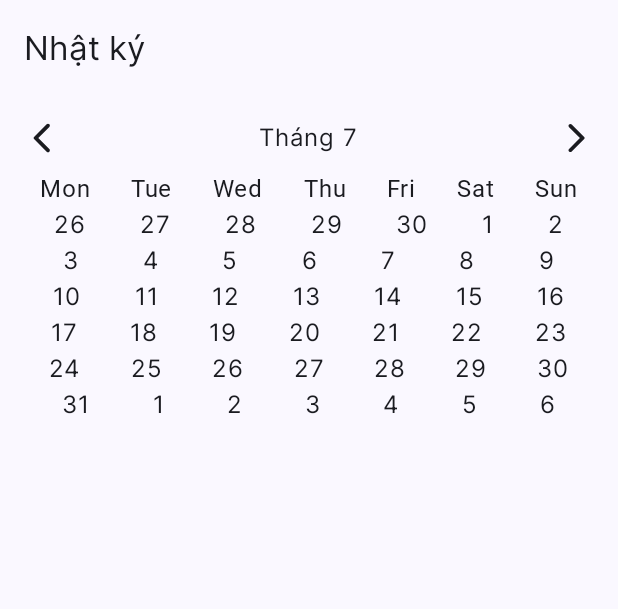
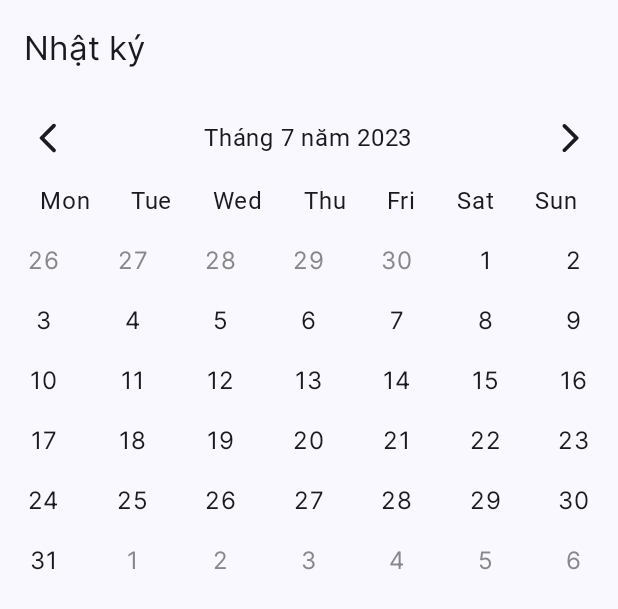
Before and after one commit to ngoctienUIT/BeenAlone, an Android app built with Jetpack Compose: the @Preview function CalendarScreenPreview, on a phone screen of 412 x 824 dp. Shown: the top 609 px of the screen. Run offline under Robolectric (Android 15) with nearby library versions, the phone set to English and light mode, and no system bars; Roboto replaces fonts that are not available here.

Commit message:
update table calendar

```diff
--- /dev/null
+++ b/app/src/main/java/com/tnt/beenalone/core/extensions/LocalDateExtension.kt
@@ -0,0 +1,22 @@
+package com.tnt.beenalone.core.extensions
+
+import java.time.LocalDate
+import java.time.YearMonth
+
+fun LocalDate.previousMonth(): LocalDate {
+    return LocalDate.of(
+        if (this.monthValue == 1) this.year - 1 else this.year,
+        if (this.monthValue == 1) 12 else this.monthValue - 1,
+        1
+    )
+}
+
+fun LocalDate.nextMonth(): LocalDate {
+    return LocalDate.of(
+        if (this.monthValue == 12) this.year + 1 else this.year,
+        if (this.monthValue == 12) 1 else this.monthValue + 1,
+        1
+    )
+}
+
+fun LocalDate.lastDate(): LocalDate = YearMonth.from(this).atEndOfMonth()
--- a/app/src/main/java/com/tnt/beenalone/presentation/calendar/CalendarScreen.kt
+++ b/app/src/main/java/com/tnt/beenalone/presentation/calendar/CalendarScreen.kt
@@ -1,43 +1,21 @@
 package com.tnt.beenalone.presentation.calendar
 
-import android.util.Log
-import androidx.compose.foundation.layout.Arrangement
 import androidx.compose.foundation.layout.Column
-import androidx.compose.foundation.layout.Row
-import androidx.compose.foundation.layout.Spacer
-import androidx.compose.foundation.layout.fillMaxWidth
-import androidx.compose.foundation.layout.height
 import androidx.compose.foundation.layout.padding
 import androidx.compose.material3.ExperimentalMaterial3Api
-import androidx.compose.material3.Icon
 import androidx.compose.material3.Scaffold
 import androidx.compose.material3.Text
 import androidx.compose.material3.TopAppBar
 import androidx.compose.runtime.Composable
 import androidx.compose.ui.Modifier
-import androidx.compose.ui.res.painterResource
-import androidx.compose.ui.text.font.FontWeight
 import androidx.compose.ui.tooling.preview.Preview
 import androidx.compose.ui.unit.dp
-import com.tnt.beenalone.R
-import com.tnt.beenalone.core.listDayOfWeek
+import com.tnt.beenalone.ui.components.CustomCalendarTable
 import com.tnt.beenalone.ui.theme.BeenAloneTheme
-import java.time.LocalDate
-import java.time.YearMonth
-import java.util.Calendar
 
 @OptIn(ExperimentalMaterial3Api::class)
 @Composable
 fun CalendarScreen() {
-    val now = LocalDate.now()
-    val cal = Calendar.getInstance()
-    val firstDate = LocalDate.of(now.year, now.month, 1)
-    val lastDate = LocalDate.of(now.year, now.month, cal.getActualMaximum(Calendar.DATE))
-    val calLastMonth = YearMonth
-        .from(LocalDate.of(now.year, now.month.value - 1, 1))
-        .atEndOfMonth().dayOfMonth
-
-    Log.d("dayOfMonth", calLastMonth.toString())
     Scaffold(
         topBar = {
             TopAppBar(
@@ -51,69 +29,7 @@ fun CalendarScreen() {
         },
     ) {
         Column(modifier = Modifier.padding(top = it.calculateTopPadding() + 16.dp)) {
-            Row(
-                modifier = Modifier
-                    .padding(horizontal = 16.dp)
-                    .fillMaxWidth(),
-            ) {
-                Icon(
-                    painter = painterResource(id = R.drawable.arrow_back_icon),
-                    contentDescription = ""
-                )
-                Spacer(modifier = Modifier.weight(1f))
-                Text(text = "Tháng ${now.month.value}")
-                Spacer(modifier = Modifier.weight(1f))
-                Icon(
-                    painter = painterResource(id = R.drawable.arrow_forward_icon),
-                    contentDescription = ""
-                )
-            }
-            Spacer(modifier = Modifier.height(10.dp))
-            Row(
-                modifier = Modifier.fillMaxWidth(),
-                horizontalArrangement = Arrangement.SpaceEvenly
-            ) {
-                List(listDayOfWeek.size) { index ->
-                    Text(text = listDayOfWeek[index], fontWeight = FontWeight(600))
-                }
-            }
-            Row(
-                modifier = Modifier.fillMaxWidth(),
-                horizontalArrangement = Arrangement.SpaceEvenly
-            ) {
-                List(7) { index ->
-                    Text(
-                        text = if (index + 1 < firstDate.dayOfWeek.value) "${calLastMonth - firstDate.dayOfWeek.value + index + 2}" else "${2 + index - firstDate.dayOfWeek.value}",
-                    )
-                }
-            }
-            List(
-                (lastDate.dayOfMonth - lastDate.dayOfWeek.value + firstDate.dayOfWeek.value - 8).div(
-                    7
-                )
-            ) { indexWeek ->
-                Log.d("index Week", indexWeek.toString())
-                Row(
-                    modifier = Modifier.fillMaxWidth(),
-                    horizontalArrangement = Arrangement.SpaceEvenly
-                ) {
-                    List(7) { index ->
-                        Text(
-                            text = "${indexWeek * 7 + index - firstDate.dayOfWeek.value + 9}",
-                        )
-                    }
-                }
-            }
-            Row(
-                modifier = Modifier.fillMaxWidth(),
-                horizontalArrangement = Arrangement.SpaceEvenly
-            ) {
-                List(7) { index ->
-                    Text(
-                        text = if (index < lastDate.dayOfWeek.value) "${lastDate.dayOfMonth - lastDate.dayOfWeek.value - index + 1}" else "${index - lastDate.dayOfWeek.value + 1}",
-                    )
-                }
-            }
+            CustomCalendarTable()
         }
     }
 }
--- /dev/null
+++ b/app/src/main/java/com/tnt/beenalone/ui/components/CustomCalendarTable.kt
@@ -0,0 +1,137 @@
+package com.tnt.beenalone.ui.components
+
+import android.util.Log
+import androidx.compose.foundation.clickable
+import androidx.compose.foundation.layout.Arrangement
+import androidx.compose.foundation.layout.Column
+import androidx.compose.foundation.layout.Row
+import androidx.compose.foundation.layout.Spacer
+import androidx.compose.foundation.layout.fillMaxWidth
+import androidx.compose.foundation.layout.height
+import androidx.compose.foundation.layout.padding
+import androidx.compose.foundation.layout.width
+import androidx.compose.material3.Icon
+import androidx.compose.material3.Text
+import androidx.compose.runtime.Composable
+import androidx.compose.runtime.mutableStateOf
+import androidx.compose.runtime.remember
+import androidx.compose.runtime.setValue
+import androidx.compose.runtime.getValue
+import androidx.compose.ui.Modifier
+import androidx.compose.ui.graphics.Color
+import androidx.compose.ui.platform.LocalConfiguration
+import androidx.compose.ui.res.painterResource
+import androidx.compose.ui.text.font.FontWeight
+import androidx.compose.ui.unit.dp
+import com.tnt.beenalone.R
+import com.tnt.beenalone.core.extensions.lastDate
+import com.tnt.beenalone.core.extensions.nextMonth
+import com.tnt.beenalone.core.extensions.previousMonth
+import com.tnt.beenalone.core.listDayOfWeek
+import java.time.LocalDate
+
+@Composable
+fun CustomCalendarTable(
+    localDate: LocalDate = LocalDate.now(),
+    onChangeDate: ((date: LocalDate) -> Unit)? = null,
+    itemContent: @Composable (() -> Unit)? = null
+) {
+    var now by remember { mutableStateOf(localDate) }
+    val firstDate = LocalDate.of(now.year, now.month, 1)
+    val lastDate = now.lastDate()
+    val calLastMonth = now.previousMonth().lastDate().dayOfMonth
+    val weekNumber =
+        (lastDate.dayOfMonth - lastDate.dayOfWeek.value + firstDate.dayOfWeek.value - 8).div(7)
+
+    val configuration = LocalConfiguration.current
+    val screenWidth = configuration.screenWidthDp.dp
+
+    Column {
+        Row(
+            modifier = Modifier
+                .padding(horizontal = 20.dp)
+                .fillMaxWidth(),
+        ) {
+            Icon(
+                modifier = Modifier.clickable { now = now.previousMonth() },
+                painter = painterResource(id = R.drawable.arrow_back_icon),
+                contentDescription = ""
+            )
+            Spacer(modifier = Modifier.weight(1f))
+            Text(
+                text = "Tháng ${now.monthValue} năm ${now.year}",
+                fontWeight = FontWeight.Bold
+            )
+            Spacer(modifier = Modifier.weight(1f))
+            Icon(
+                modifier = Modifier.clickable { now = now.nextMonth() },
+                painter = painterResource(id = R.drawable.arrow_forward_icon),
+                contentDescription = ""
+            )
+        }
+        Spacer(modifier = Modifier.height(10.dp))
+        Row(
+            modifier = Modifier
+                .padding(vertical = 8.dp)
+                .fillMaxWidth(),
+            horizontalArrangement = Arrangement.SpaceEvenly
+        ) {
+            List(listDayOfWeek.size) { index ->
+                Text(text = listDayOfWeek[index], fontWeight = FontWeight(600))
+            }
+        }
+        List(weekNumber + 2) { indexWeek ->
+            Log.d("index Week", indexWeek.toString())
+            Row(
+                modifier = Modifier
+                    .padding(vertical = 8.dp)
+                    .fillMaxWidth(),
+                horizontalArrangement = Arrangement.SpaceEvenly
+            ) {
+                List(7) { index ->
+                    var isEnable = true
+                    val content = when (indexWeek) {
+                        0 -> {
+                            if (index + 1 < firstDate.dayOfWeek.value) {
+                                isEnable = false
+                                "${calLastMonth - firstDate.dayOfWeek.value + index + 2}"
+                            } else "${2 + index - firstDate.dayOfWeek.value}"
+                        }
+
+                        weekNumber + 1 -> {
+                            if (index < lastDate.dayOfWeek.value) "${lastDate.dayOfMonth - lastDate.dayOfWeek.value + index + 1}"
+                            else {
+                                isEnable = false
+                                "${index - lastDate.dayOfWeek.value + 1}"
+                            }
+                        }
+
+                        else -> {
+                            "${(indexWeek - 1) * 7 + index - firstDate.dayOfWeek.value + 9}"
+                        }
+                    }
+                    Row(
+                        modifier = Modifier.width(screenWidth / 7),
+                        horizontalArrangement = Arrangement.Center
+                    ) {
+                        Text(
+                            modifier = Modifier.clickable {
+                                if (isEnable) onChangeDate?.let {
+                                    it(LocalDate.of(now.year, now.month, content.toInt()))
+                                }
+                                else {
+                                    now = if (content.toInt() > 15) now.previousMonth()
+                                    else now.nextMonth()
+                                }
+                            },
+                            text = content,
+                            color = if (!isEnable) Color.Gray else Color.Unspecified
+                        )
+                        if (itemContent != null) Spacer(modifier = Modifier.width(3.dp))
+                        if (itemContent != null) itemContent()
+                    }
+                }
+            }
+        }
+    }
+}
```
